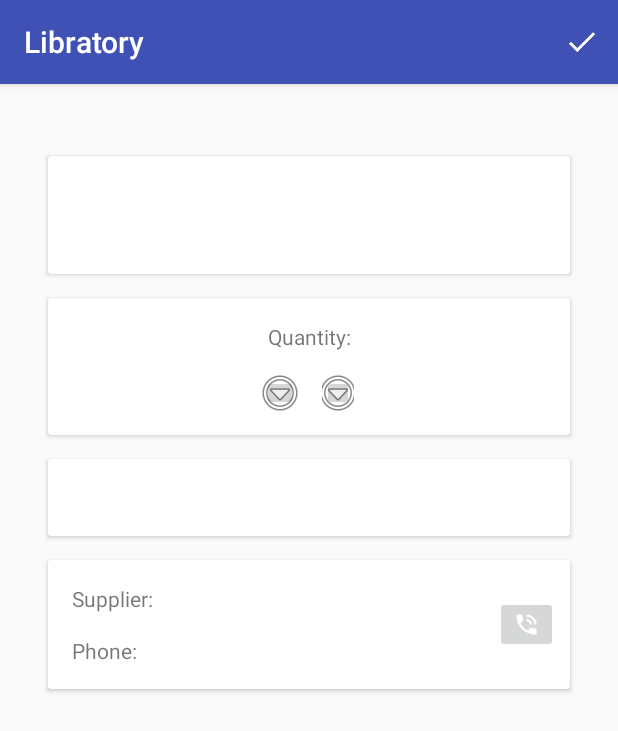
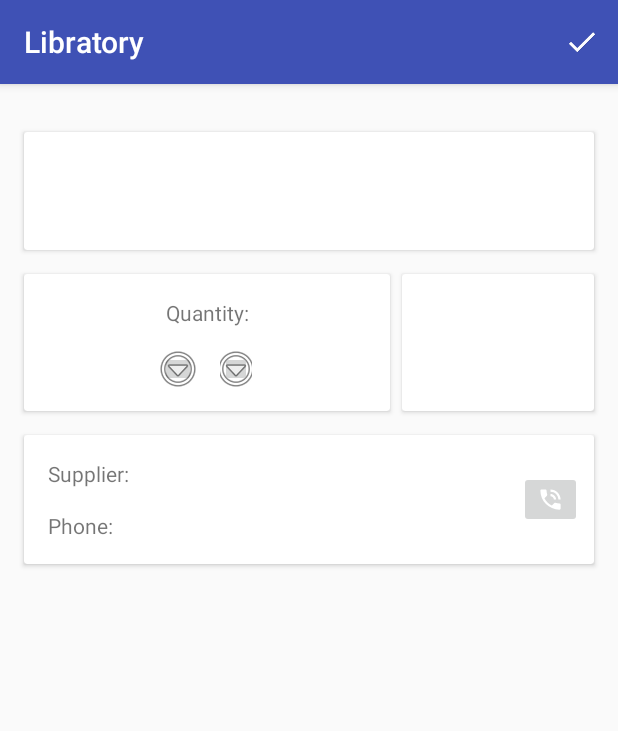
Before and after one commit to kangarruu/Libratory, an Android app: the DetailActivity screen opened directly, with no data from a screen before it, on a phone screen of 412 x 824 dp. Shown: the top 731 px of the screen. Run offline under Robolectric (Android 15) with nearby library versions, the phone set to English and light mode, and no system bars.

Commit message:
DetailActivity UI Changes Added strings for content descriptions

```diff
--- a/app/src/main/res/layout/activity_detail.xml
+++ b/app/src/main/res/layout/activity_detail.xml
@@ -4,7 +4,6 @@
     xmlns:tools="http://schemas.android.com/tools"
     android:layout_width="match_parent"
     android:layout_height="match_parent"
-    android:layout_margin="16dp"
     tools:context=".DetailActivity">
 
     <android.support.v7.widget.CardView
@@ -52,14 +51,11 @@
 
     <android.support.v7.widget.CardView
         android:id="@+id/cardView3"
-        android:layout_width="match_parent"
-        android:layout_height="wrap_content"
-        android:layout_marginStart="16dp"
-        android:layout_marginTop="16dp"
-        android:layout_marginEnd="16dp"
-        app:layout_constraintEnd_toEndOf="parent"
-        app:layout_constraintStart_toStartOf="parent"
-        app:layout_constraintTop_toBottomOf="@+id/cardView2">
+        android:layout_width="128dp"
+        android:layout_height="0dp"
+        app:layout_constraintBottom_toBottomOf="@+id/cardView2"
+        app:layout_constraintEnd_toEndOf="@+id/cardView"
+        app:layout_constraintTop_toTopOf="@+id/cardView2">
 
         <android.support.constraint.ConstraintLayout
             android:layout_width="match_parent"
@@ -86,12 +82,10 @@
         android:id="@+id/cardView2"
         android:layout_width="0dp"
         android:layout_height="wrap_content"
-        android:layout_marginStart="16dp"
         android:layout_marginTop="16dp"
-        android:layout_marginEnd="16dp"
-        app:layout_constraintEnd_toEndOf="parent"
-        app:layout_constraintHorizontal_bias="0.0"
-        app:layout_constraintStart_toStartOf="parent"
+        android:layout_marginEnd="8dp"
+        app:layout_constraintEnd_toStartOf="@+id/cardView3"
+        app:layout_constraintStart_toStartOf="@+id/cardView"
         app:layout_constraintTop_toBottomOf="@+id/cardView">
 
         <android.support.constraint.ConstraintLayout
@@ -105,6 +99,7 @@
                 android:layout_marginStart="8dp"
                 android:layout_marginTop="16dp"
                 android:layout_marginBottom="16dp"
+                android:contentDescription="@string/quantity_increase_button_image"
                 android:src="@android:drawable/ic_menu_more"
                 app:layout_constraintBottom_toBottomOf="parent"
                 app:layout_constraintStart_toEndOf="@+id/quantity_display_view"
@@ -117,6 +112,7 @@
                 android:layout_marginTop="16dp"
                 android:layout_marginEnd="8dp"
                 android:layout_marginBottom="16dp"
+                android:contentDescription="@string/quantity_decrease_button_image"
                 android:src="@android:drawable/ic_menu_more"
                 app:layout_constraintBottom_toBottomOf="parent"
                 app:layout_constraintEnd_toStartOf="@+id/quantity_display_view"
@@ -150,15 +146,12 @@
     </android.support.v7.widget.CardView>
 
     <android.support.v7.widget.CardView
-        android:layout_width="match_parent"
+        android:layout_width="0dp"
         android:layout_height="wrap_content"
-        android:layout_marginStart="16dp"
         android:layout_marginTop="16dp"
-        android:layout_marginEnd="16dp"
-        app:layout_constraintEnd_toEndOf="parent"
-        app:layout_constraintHorizontal_bias="0.0"
-        app:layout_constraintStart_toStartOf="parent"
-        app:layout_constraintTop_toBottomOf="@+id/cardView3">
+        app:layout_constraintEnd_toEndOf="@+id/cardView"
+        app:layout_constraintStart_toStartOf="@+id/cardView"
+        app:layout_constraintTop_toBottomOf="@+id/cardView2">
 
         <android.support.constraint.ConstraintLayout
             android:layout_width="match_parent"
@@ -218,6 +211,7 @@
                 android:layout_marginTop="8dp"
                 android:layout_marginEnd="8dp"
                 android:layout_marginBottom="8dp"
+                android:contentDescription="@string/phone_button_image"
                 android:src="@android:drawable/stat_sys_speakerphone"
                 app:layout_constraintBottom_toBottomOf="@+id/supplier_phone_display_view"
                 app:layout_constraintEnd_toEndOf="parent"
--- a/app/src/main/res/values/strings.xml
+++ b/app/src/main/res/values/strings.xml
@@ -27,5 +27,14 @@
     <string name="editor_save_error_toast">Unable to save book</string>
     <string name="editor_book_saved_toast">Book saved</string>
     <string name="item_quantity_Q">Q:</string>
+    <string name="empty_view_subtitle_text">Start by adding a new book</string>
+    <string name="empty_view_title_text">Can\'t find your stuff?</string>
+
+    <!--Strings for content descriptons -->
+    <string name="quantity_increase_button_image">quantity increase button image</string>
+    <string name="quantity_decrease_button_image">quantity decrease button image</string>
+    <string name="sale_button_image">sale button image</string>
+    <string name="empty_view_image">empty view image</string>
+    <string name="phone_button_image">phone button image</string>
 
 </resources>
```
Also changed, not shown: app/src/main/java/com/example/android/libratory/MainActivity.java (+9 -1 lines), app/src/main/res/layout/activity_main.xml (+9 -10 lines), app/src/main/res/layout/list_item.xml (+6 -4 lines).
